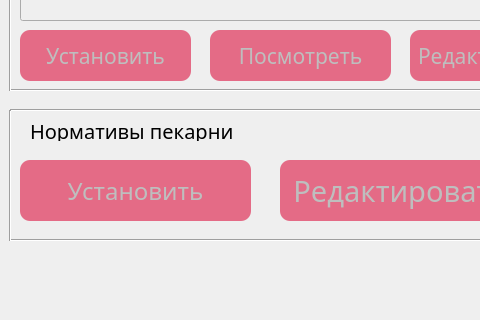
Before: the Qt Designer form ui/bakery.ui in PavelZagumenkin/Malina_Orders_v1, drawn with Qt 5; both pictures show x 0 to 480 and y 380 to 700 of the 1240 by 700 pixel window.
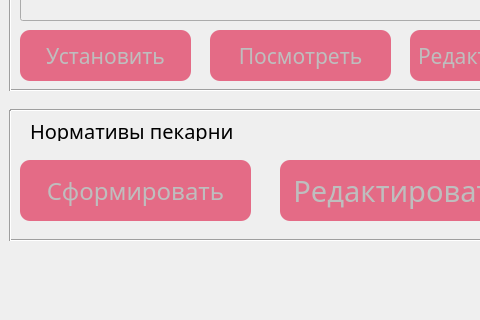
After: the same form once the commit is applied. Icons and pictures are not drawn.

Patch:
```diff
--- a/ui/bakery.ui
+++ b/ui/bakery.ui
@@ -592,7 +592,7 @@
 }</string>
     </property>
     <property name="text">
-     <string>Установить</string>
+     <string>Сформировать</string>
     </property>
     <property name="checkable">
      <bool>false</bool>
```
